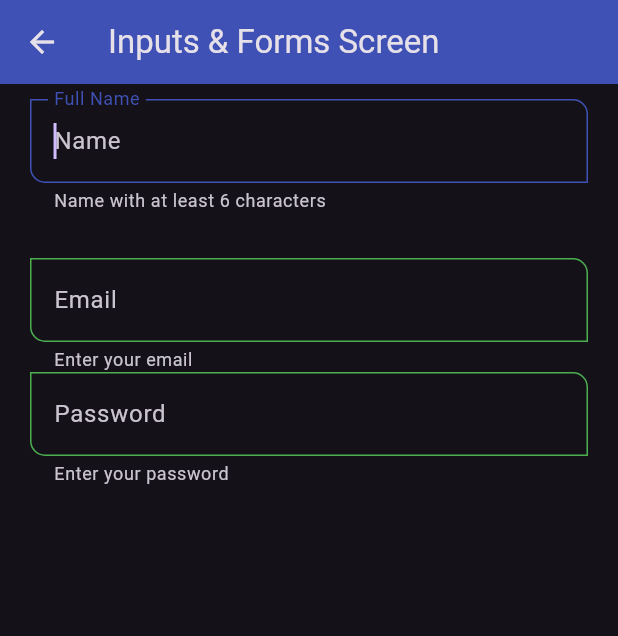
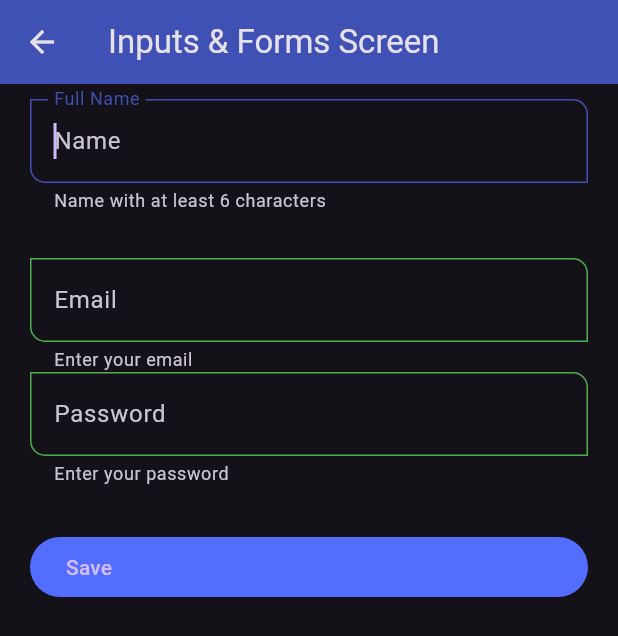
Before and after one commit to ByteRaider/flutter_components_playground, a Flutter app: the InputScreen screen opened by its route, on a phone screen of 412 x 824 dp. Shown: the top 636 px of the screen. Run offline on Flutter 3.47's test engine with Material 3 defaults, Android fonts, the phone set to English and light mode, and no system bars.

```diff
--- a/lib/screens/input_screen.dart
+++ b/lib/screens/input_screen.dart
@@ -6,33 +6,61 @@ class InputScreen extends StatelessWidget {
 
   @override
   Widget build(BuildContext context) {
+    final GlobalKey<FormState> myFormKey = GlobalKey<FormState>();
+    final Map<String, String> formValues = {
+      'first_name': 'First Name',
+      'last_name': 'Last Name',
+      'email': 'Email',
+      'password': 'Password',
+      'role': 'Role'
+    };
     return Scaffold(
         appBar: AppBar(title: const Text('Inputs & Forms Screen')),
-        body: const SingleChildScrollView(
+        body: SingleChildScrollView(
             child: Padding(
-                padding: EdgeInsets.symmetric(horizontal: 20, vertical: 10),
+                padding:
+                    const EdgeInsets.symmetric(horizontal: 20, vertical: 10),
+                child: Form(
+                  key: myFormKey,
                   child: Column(children: [
-                  CustomInputField(
+                    const CustomInputField(
                       hintText: 'Name',
                       labelText: 'Full Name',
                       helperText: 'Name with at least 6 characters',
                       keyboardType: TextInputType.name,
                     ),
-                  SizedBox(height: 30),
-                  CustomInputField(
+                    const SizedBox(height: 30),
+                    const CustomInputField(
                       hintText: 'Email address',
                       labelText: 'Email',
                       helperText: 'Enter your email',
                       keyboardType: TextInputType.emailAddress,
                     ),
-                  CustomInputField(
+                    const CustomInputField(
                       hintText: 'Password',
                       labelText: 'Password',
                       helperText: 'Enter your password',
                       keyboardType: TextInputType.visiblePassword,
                       obscureText: true,
                     ),
-                  SizedBox(height: 30),
-                ]))));
+                    const SizedBox(height: 30),
+                    ElevatedButton(
+                      child: const SizedBox(
+                        width: double.infinity,
+                        child: Text('Save'),
+                      ),
+                      onPressed: () {
+                        FocusScope.of(context)
+                            .requestFocus(FocusNode()); //  close the keyboard
+                        if (!myFormKey.currentState!.validate()) {
+                          print('Form not valid');
+                          return;
+                        }
+
+                        print(formValues);
+                      },
+                    )
+                  ]),
+                ))));
   }
 }
```
Lines whose indentation alone changed are shown as unchanged.
